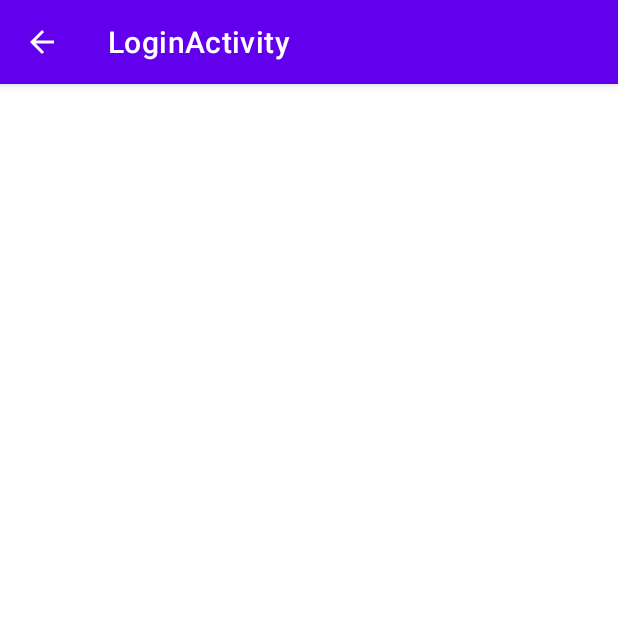
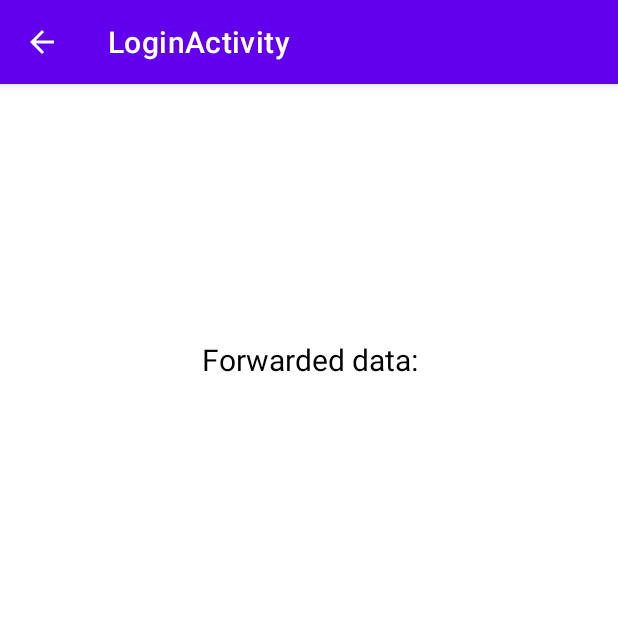
Before and after one commit to delet-dis/loginActivity, an Android app: the UserRegistrationActivity screen opened directly, with no data from a screen before it, on a phone screen of 412 x 824 dp, the top half of it. Run offline under Robolectric (Android 15) with nearby library versions, the phone set to English and light mode, and no system bars.

Commit message:
trying to fix non-working data forwarding

```diff
--- a/app/src/main/java/com/delet_dis/loginactivity/UserRegistrationActivity.java
+++ b/app/src/main/java/com/delet_dis/loginactivity/UserRegistrationActivity.java
@@ -1,9 +1,9 @@
 package com.delet_dis.loginactivity;
 
+import android.os.Bundle;
+import android.widget.TextView;
+
 import androidx.appcompat.app.AppCompatActivity;
-
-import android.app.ActionBar;
-import android.os.Bundle;
 
 public class UserRegistrationActivity extends AppCompatActivity {
 
@@ -13,9 +13,23 @@ public class UserRegistrationActivity extends AppCompatActivity {
 	setContentView(R.layout.activity_user_registration);
 
 	addBackButton();
+
+	TextView forwardedEmail = findViewById(R.id.forwardedEmail);
+	TextView forwardedPassword = findViewById(R.id.forwardedPassword);
+
+	forwardedEmail.setText(getForwardedEmail());
+	forwardedPassword.setText(getForwardedPassword());
   }
 
-  private void addBackButton(){
+  private String getForwardedEmail() {
+	return getIntent().getStringExtra("email");
+  }
+
+  private String getForwardedPassword() {
+	return getIntent().getStringExtra("password");
+  }
+
+  private void addBackButton() {
 	getSupportActionBar().setDisplayHomeAsUpEnabled(true);
   }
 }
--- a/app/src/main/res/layout/activity_user_registration.xml
+++ b/app/src/main/res/layout/activity_user_registration.xml
@@ -6,4 +6,42 @@
         android:layout_height="match_parent"
         tools:context=".UserRegistrationActivity">
 
+  <TextView
+          android:text="@string/forwardedData"
+          android:layout_width="wrap_content"
+          android:layout_height="wrap_content"
+          android:id="@+id/forwardedData"
+          app:layout_constraintTop_toTopOf="parent"
+          android:layout_marginTop="170dp"
+          app:layout_constraintStart_toStartOf="parent"
+          app:layout_constraintEnd_toEndOf="parent"
+          android:textSize="20sp"
+          android:textColor="@android:color/black"
+          android:textAlignment="center" />
+
+  <TextView
+          android:text="@string/noForwardedData"
+          android:layout_width="wrap_content"
+          android:layout_height="wrap_content"
+          android:id="@+id/forwardedEmail"
+          app:layout_constraintStart_toStartOf="parent"
+          app:layout_constraintEnd_toEndOf="parent"
+          android:textSize="20sp"
+          android:textColor="@android:color/black"
+          app:layout_constraintTop_toBottomOf="@+id/forwardedData"
+          android:layout_marginTop="20dp"
+          android:textAlignment="center" />
+
+  <TextView
+          android:text="@string/noForwardedData"
+          android:layout_width="wrap_content"
+          android:layout_height="wrap_content"
+          android:id="@+id/forwardedPassword"
+          app:layout_constraintStart_toStartOf="parent"
+          app:layout_constraintEnd_toEndOf="parent"
+          android:textSize="20sp"
+          android:textColor="@android:color/black"
+          app:layout_constraintTop_toBottomOf="@+id/forwardedEmail"
+          android:textAlignment="center"
+          android:layout_marginTop="20dp" />
 </androidx.constraintlayout.widget.ConstraintLayout>
--- a/app/src/main/res/values/strings.xml
+++ b/app/src/main/res/values/strings.xml
@@ -8,4 +8,6 @@
   <string name="emailError">Length of email should be greater than 4</string>
   <string name="passwordError">Length of password should be greater than 3 and less than 8</string>
   <string name="matchingPassword">qwerty</string>
+  <string name="forwardedData">Forwarded data:</string>
+  <string name="noForwardedData">Forwarded data is empty</string>
 </resources>
```
